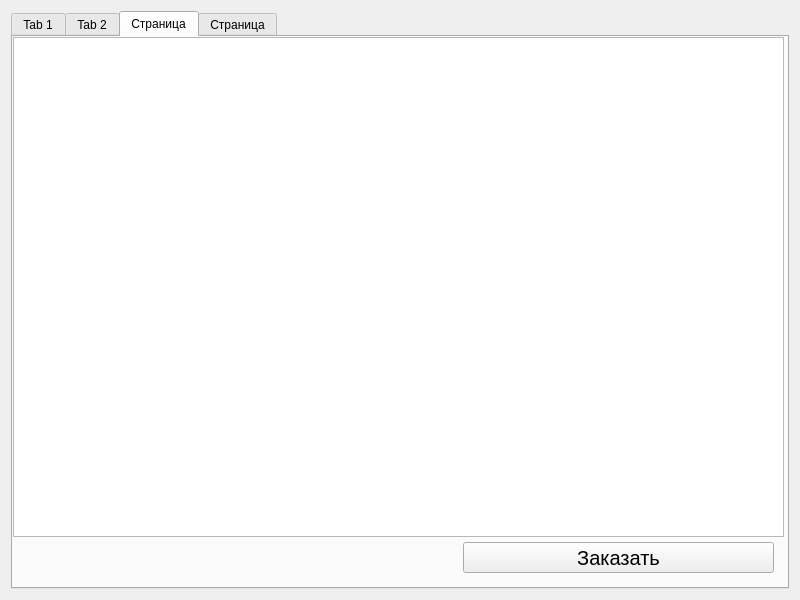
Above: model.ui from mikkk-0/Sklad before the change. Below: the same form after it.
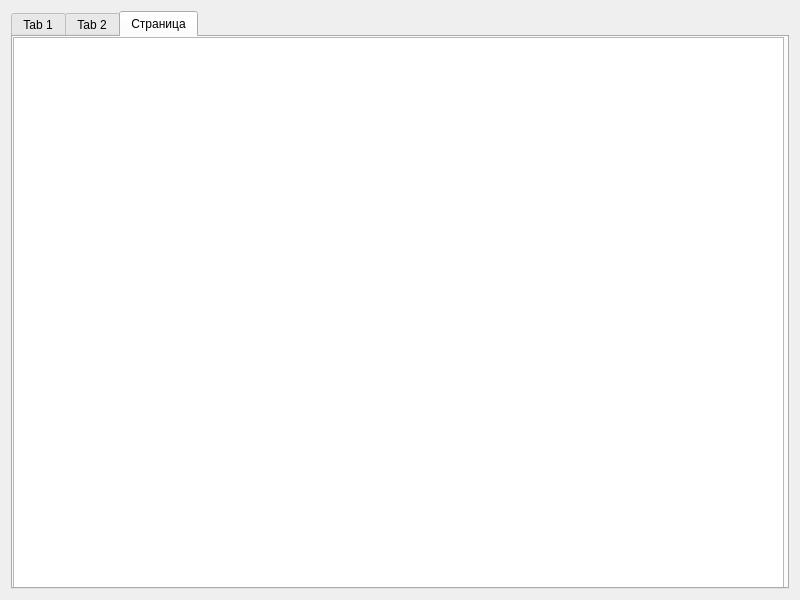
That is the form after the change. The open tabs and pages were chosen to show the change.

What changed in the file:
```diff
--- a/model.ui
+++ b/model.ui
@@ -77,39 +77,6 @@
        </property>
       </widget>
      </widget>
-     <widget class="QWidget" name="tab_3">
-      <attribute name="title">
-       <string>Страница</string>
-      </attribute>
-      <widget class="QListWidget" name="listWidget_3">
-       <property name="geometry">
-        <rect>
-         <x>0</x>
-         <y>0</y>
-         <width>771</width>
-         <height>500</height>
-        </rect>
-       </property>
-      </widget>
-      <widget class="QPushButton" name="create_shipment">
-       <property name="geometry">
-        <rect>
-         <x>450</x>
-         <y>505</y>
-         <width>311</width>
-         <height>31</height>
-        </rect>
-       </property>
-       <property name="font">
-        <font>
-         <pointsize>15</pointsize>
-        </font>
-       </property>
-       <property name="text">
-        <string>Заказать</string>
-       </property>
-      </widget>
-     </widget>
      <widget class="QWidget" name="tab_4">
       <attribute name="title">
        <string>Страница</string>
```
Left out of the diff: 2 changed lines with no effect on the pictures.
